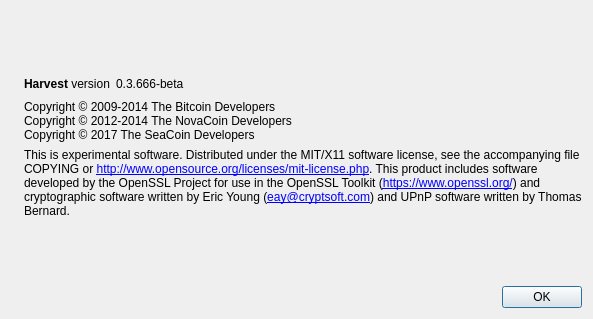
cbtc/anewcoin, file src/qt/forms/aboutdialog.ui: the form before one commit.
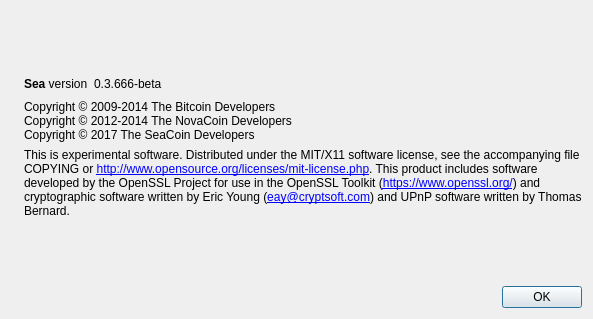
The form after the commit. Icons and pictures are not drawn.

What changed in the file:
```diff
--- a/src/qt/forms/aboutdialog.ui
+++ b/src/qt/forms/aboutdialog.ui
@@ -50,7 +50,7 @@
           <cursorShape>IBeamCursor</cursorShape>
          </property>
          <property name="text">
-          <string>&lt;b&gt;Harvest&lt;/b&gt; version</string>
+          <string>&lt;b&gt;Sea&lt;/b&gt; version</string>
          </property>
          <property name="textInteractionFlags">
           <set>Qt::LinksAccessibleByMouse|Qt::TextSelectableByKeyboard|Qt::TextSelectableByMouse</set>
```
Left out of the diff: 2 changed lines with no effect on the pictures.
